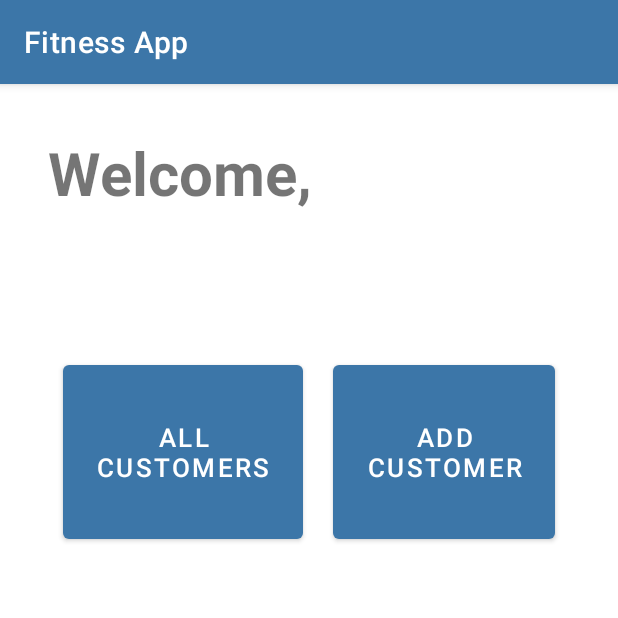
After one commit to rajarshi-ray29/Fitness-App, an Android app: the ownerInterface screen opened directly, with no data from a screen before it, on a phone screen of 412 x 824 dp, the top half of it. The commit adds this screen. Run offline under Robolectric (Android 15) with nearby library versions, the phone set to English and light mode, and no system bars.

Commit message:
Owner Side

```diff
--- a/app/src/main/java/com/example/myapplication/OwnerActivity.kt
+++ b/app/src/main/java/com/example/myapplication/OwnerActivity.kt
@@ -1,6 +1,9 @@
 package com.example.myapplication
 
+import android.content.Intent
 import android.os.Bundle
+import android.view.View
+import android.widget.Button
 import androidx.appcompat.app.AppCompatActivity
 import androidx.recyclerview.widget.LinearLayoutManager
 import androidx.recyclerview.widget.RecyclerView
@@ -18,8 +21,10 @@ class OwnerActivity : AppCompatActivity() {
         super.onCreate(savedInstanceState)
         setContentView(R.layout.activity_owner)
         userRecyclerView = findViewById(R.id.recycler1)
+
         userRecyclerView.layoutManager = LinearLayoutManager(this)
         userRecyclerView.setHasFixedSize(true)
+
 
         userArrayList = arrayListOf<User>()
         getUserData()
--- a/app/src/main/java/com/example/myapplication/StartScreen.kt
+++ b/app/src/main/java/com/example/myapplication/StartScreen.kt
@@ -41,7 +41,7 @@ class StartScreen: AppCompatActivity() {
             startActivity(intent)
         }
         btnOwner!!.setOnClickListener(){
-            val intent = Intent(this, OwnerActivity::class.java)
+            val intent = Intent(this, ownerLogin::class.java)
             startActivity(intent)
         }
     }
--- a/app/src/main/java/com/example/myapplication/User.kt
+++ b/app/src/main/java/com/example/myapplication/User.kt
@@ -1,3 +1,7 @@
 package com.example.myapplication
 
+
 data class User(var name: String?=null, var gender: String?=null, var age: String?=null)
+{
+
+}
--- /dev/null
+++ b/app/src/main/java/com/example/myapplication/ownerInterface.kt
@@ -0,0 +1,35 @@
+package com.example.myapplication
+
+import android.content.Intent
+import androidx.appcompat.app.AppCompatActivity
+import android.os.Bundle
+import android.view.View
+import android.widget.Button
+
+class ownerInterface : AppCompatActivity() {
+
+
+
+    private var btn_allcustomers: Button?=null
+    private var btn_addcustomer: Button?=null
+    override fun onCreate(savedInstanceState: Bundle?) {
+        super.onCreate(savedInstanceState)
+        setContentView(R.layout.activity_owner_interface)
+
+
+        btn_allcustomers = findViewById<View>(R.id.btn_Allcustomers) as Button
+        btn_addcustomer = findViewById<View>(R.id.btn_add_customer) as Button
+
+        btn_allcustomers!!.setOnClickListener { startActivity(Intent(this,
+                OwnerActivity::class.java)
+            ) }
+
+        btn_addcustomer!!.setOnClickListener { startActivity(Intent(this,
+            CreateAccountActivity::class.java)
+        ) }
+
+
+
+
+    }
+}
--- /dev/null
+++ b/app/src/main/res/layout/activity_owner_interface.xml
@@ -0,0 +1,48 @@
+<?xml version="1.0" encoding="utf-8"?>
+<RelativeLayout xmlns:android="http://schemas.android.com/apk/res/android"
+    android:layout_width="match_parent"
+    android:layout_height="match_parent"
+    android:layout_margin="16dp"
+    android:padding="16dp">
+    <TextView
+        android:id="@+id/welcome"
+        android:layout_width="wrap_content"
+        android:layout_height="wrap_content"
+        android:textSize="40dp"
+        android:textStyle="bold"
+        android:text="Welcome, "/>
+    <TextView
+        android:id="@+id/tv_ownername"
+        android:layout_width="wrap_content"
+        android:layout_height="wrap_content"
+        android:layout_below="@+id/welcome"
+        android:textSize="28dp"
+        android:textStyle="bold"/>
+
+    <RelativeLayout
+        android:layout_width="wrap_content"
+        android:layout_height="wrap_content"
+        android:layout_below="@id/tv_ownername"
+        android:layout_marginTop="47dp">
+
+        <Button
+            android:id="@+id/btn_Allcustomers"
+            android:layout_width="160dp"
+            android:layout_height="128dp"
+            android:layout_margin="10dp"
+            android:text="ALL CUSTOMERS"
+            android:textSize="17dp" />
+
+        <Button
+            android:id="@+id/btn_add_customer"
+            android:layout_width="160dp"
+            android:layout_height="128dp"
+            android:layout_margin="10dp"
+            android:layout_toRightOf="@id/btn_Allcustomers"
+            android:text="ADD CUSTOMER"
+            android:textSize="17dp" />
+
+
+    </RelativeLayout>
+
+</RelativeLayout>
```
Also changed, not shown: app/src/main/AndroidManifest.xml (+18 -15 lines), app/src/main/java/com/example/myapplication/ownerLogin.kt (added, +51 -0 lines), app/src/main/res/layout/activity_owner.xml (+4 -13 lines), app/src/main/res/layout/activity_owner_login.xml (added, +54 -0 lines), app/src/main/res/layout/activity_start_screen.xml (+18 -8 lines), app/src/main/res/layout/item.xml (+55 -46 lines).
